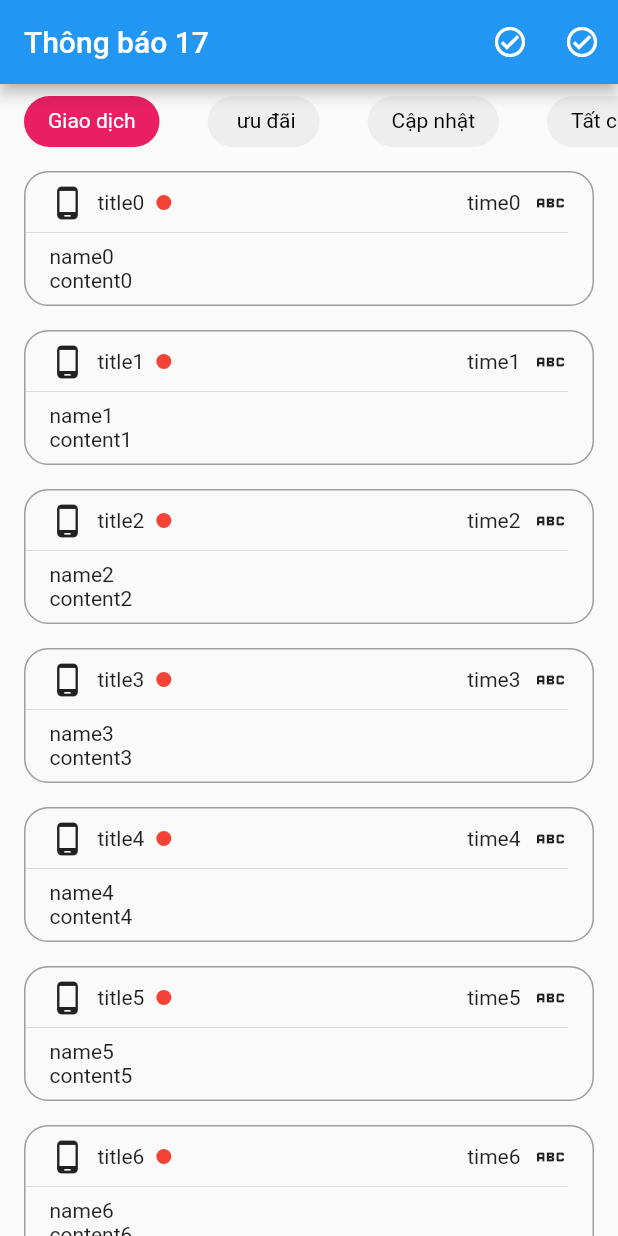
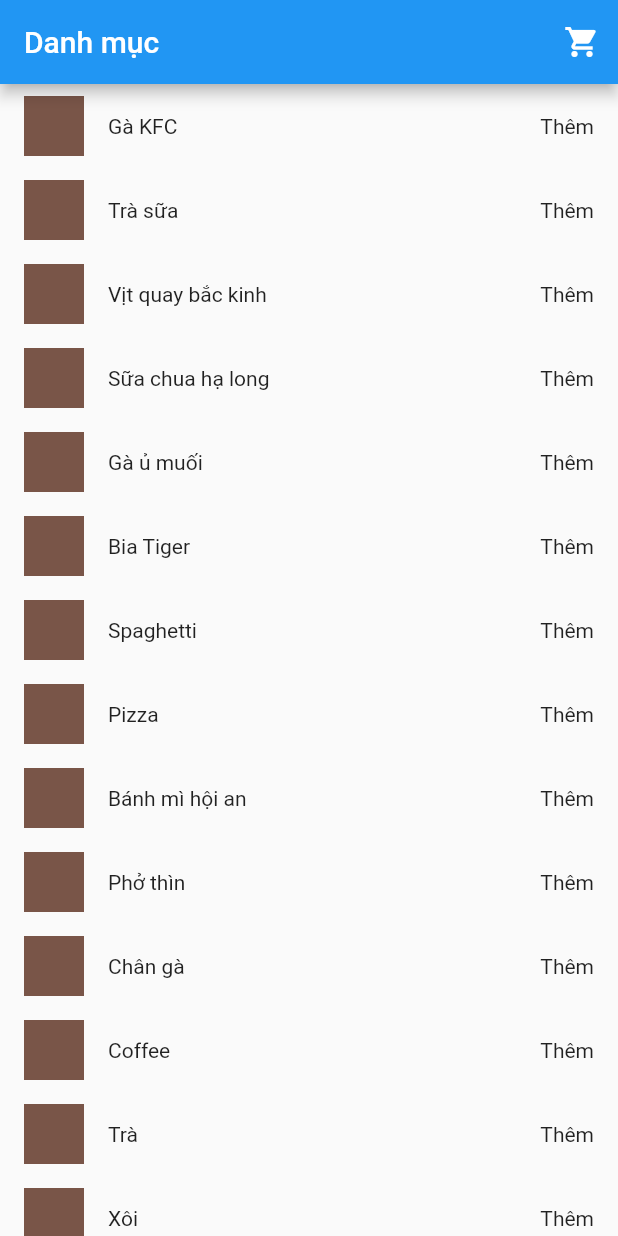
Before and after one commit to quynhntph04960/tech_master, a Flutter app: the screen it shows after launch, on a phone screen of 412 x 824 dp. Run offline on Flutter 3.47's test engine with Material 2 defaults, Android fonts, the phone set to English and light mode, and no system bars; our stand-ins replace flutter_bloc.

Commit message:
commit btvn 10

```diff
--- /dev/null
+++ b/lib/btvn/buoi10/list_food_cubit.dart
@@ -0,0 +1,74 @@
+import 'dart:math';
+
+import 'package:flutter/material.dart';
+import 'package:flutter_bloc/flutter_bloc.dart';
+
+import '../../base/navigator.dart';
+import 'buy_food/buy_food_page.dart';
+
+class ListFoodCubit extends Cubit<ListFoodState> {
+  ListFoodCubit() : super(ListFoodInitState());
+  List<FoodModel> listFood = [];
+
+  void addListFood() {
+    List<String> itemNames = [
+      "Gà KFC",
+      "Trà sữa",
+      "Vịt quay bắc kinh",
+      "Sữa chua hạ long",
+      "Gà ủ muối",
+      "Bia Tiger",
+      "Spaghetti",
+      "Pizza",
+      "Bánh mì hội an",
+      "Phở thìn",
+      "Chân gà",
+      "Coffee",
+      "Trà",
+      "Xôi",
+      "Cơm",
+    ];
+
+    for (int i = 0; i < itemNames.length; i++) {
+      listFood.add(
+        FoodModel(
+          id: i,
+          name: itemNames[i],
+        ),
+      );
+    }
+    emit(ListFoodState());
+  }
+
+  void updateListFood(int index) {
+    listFood[index].isCheck = !listFood[index].isCheck;
+    emit(ListFoodState());
+  }
+
+  nextPage(BuildContext context) {
+    final listNew = <FoodModel>[];
+    for (var element in listFood) {
+      if (element.isCheck == true) listNew.add(element);
+    }
+    if (listNew.isEmpty) return;
+    navigatorPush(context, BuyFoodPage(listFood: listNew));
+  }
+}
+
+class ListFoodState {}
+
+class ListFoodInitState extends ListFoodState {}
+
+class FoodModel {
+  final int? id;
+  int? price;
+  final String? name;
+  Color? color;
+  bool isCheck;
+
+  FoodModel(
+      {this.id, this.price, this.name, this.color, this.isCheck = false}) {
+    color = Colors.primaries[Random().nextInt(Colors.primaries.length)];
+    price = Random().nextInt(200);
+  }
+}
--- /dev/null
+++ b/lib/btvn/buoi10/list_food_page.dart
@@ -0,0 +1,81 @@
+import 'package:btvn_techmaster/base/ui/listview_widget.dart';
+import 'package:flutter/material.dart';
+import 'package:flutter_bloc/flutter_bloc.dart';
+
+import 'list_food_cubit.dart';
+
+class ListFoodPage extends StatefulWidget {
+  const ListFoodPage({Key? key}) : super(key: key);
+
+  @override
+  State<ListFoodPage> createState() => _ListFoodState();
+}
+
+class _ListFoodState extends State<ListFoodPage> {
+  final _listFoodCubit = ListFoodCubit();
+
+  @override
+  initState() {
+    _listFoodCubit.addListFood();
+    super.initState();
+  }
+
+  @override
+  Widget build(BuildContext context) {
+    return Scaffold(
+      appBar: AppBar(
+        title: const Text("Danh mục"),
+        actions: [
+          IconButton(
+            onPressed: () => _listFoodCubit.nextPage(context),
+            icon: const Icon(Icons.local_grocery_store, color: Colors.white),
+          )
+        ],
+      ),
+      body: BlocBuilder<ListFoodCubit, ListFoodState>(
+        bloc: _listFoodCubit,
+        builder: (context, state) {
+          return ListviewWidget<FoodModel>(
+            listData: _listFoodCubit.listFood,
+            itemBuilder: (data, int index) {
+              return Container(
+                padding:
+                    const EdgeInsets.symmetric(vertical: 8, horizontal: 16),
+                child: Row(
+                  children: [
+                    Container(
+                      height: 40,
+                      width: 40,
+                      color: data.color,
+                    ),
+                    Expanded(
+                      child: Padding(
+                        padding: const EdgeInsets.symmetric(horizontal: 16),
+                        child: Text(
+                          data.name ?? "",
+                        ),
+                      ),
+                    ),
+                    GestureDetector(
+                      onTap: () => _listFoodCubit.updateListFood(index),
+                      child: Visibility(
+                        visible: data.isCheck == true,
+                        replacement: const Text(
+                          "Thêm",
+                        ),
+                        child: const Icon(
+                          Icons.check,
+                          color: Colors.green,
+                        ),
+                      ),
+                    )
+                  ],
+                ),
+              );
+            },
+          );
+        },
+      ),
+    );
+  }
+}
--- a/lib/main.dart
+++ b/lib/main.dart
@@ -1,6 +1,6 @@
 import 'package:flutter/material.dart';
 
-import 'btvn/buoi5.dart';
+import 'btvn/buoi10/list_food_page.dart';
 
 void main() {
   runApp(const MyApp());
@@ -28,7 +28,7 @@ class MyApp extends StatelessWidget {
       // home: const CardsPage(),
       navigatorKey: keyMaterial,
       // home: const NotePage(title: "Bloc"),
-      home: const NotificationPage(),
+      home: const ListFoodPage(),
       // home: const HomePage(),
       // home: const TestPage(page: 0),
     );
```
Also changed, not shown: lib/btvn/buoi10/buy_food/buy_food_cubit.dart (added, +32 -0 lines), lib/btvn/buoi10/buy_food/buy_food_page.dart (added, +98 -0 lines).
